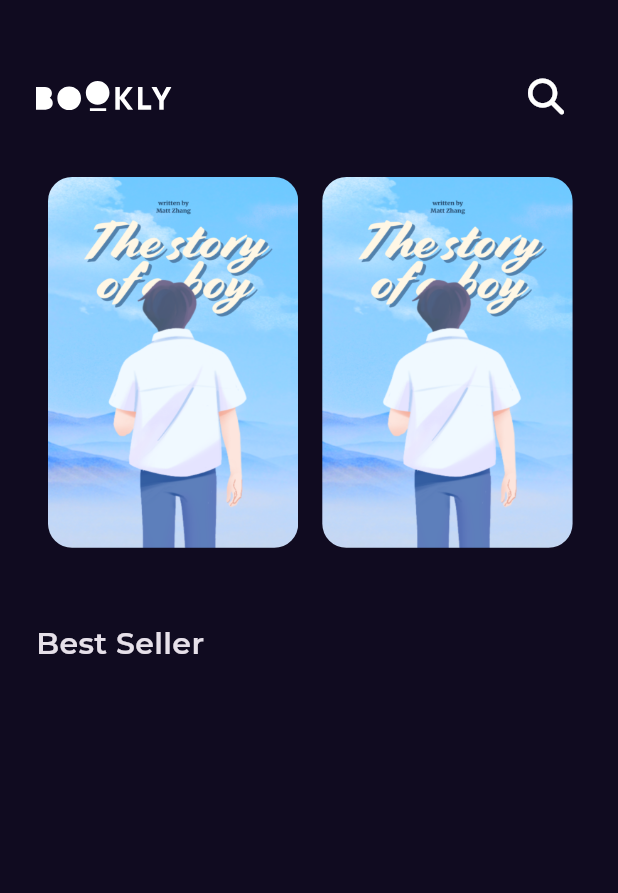
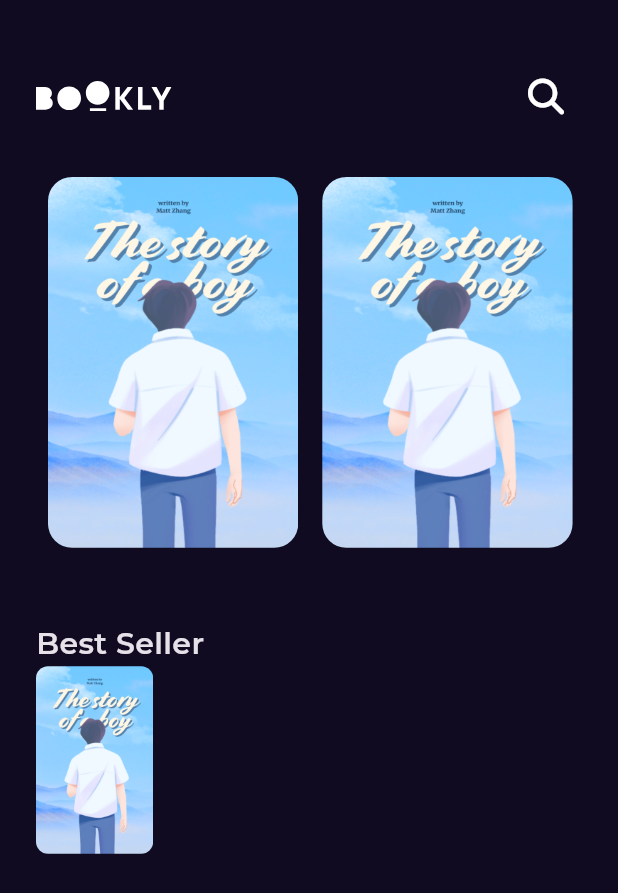
Before and after one commit to mano299/bookly, a Flutter app: the screen it shows after launch, on a phone screen of 412 x 824 dp. Shown: the top 893 px of the screen. Run offline on Flutter 3.47's test engine with Material 3 defaults, Android fonts, the phone set to English and light mode, and no system bars; our stand-ins replace flutter_svg, font_awesome_flutter, get, google_fonts.

Commit message:
create bestSeller item part 1

```diff
--- /dev/null
+++ b/lib/features/home/presention/widgets/best_seller_list_view_item.dart
@@ -0,0 +1,31 @@
+import 'package:bookly/core/utils/assets.dart';
+import 'package:flutter/material.dart';
+
+class BestSellerListViewItem extends StatelessWidget {
+  const BestSellerListViewItem({super.key});
+
+  @override
+  Widget build(BuildContext context) {
+    return SizedBox(
+      height: 125,
+      child: Row(
+        children: [
+          AspectRatio(
+            aspectRatio: 2.5 / 4,
+            child: Container(
+              decoration: BoxDecoration(
+                borderRadius: BorderRadius.circular(8),
+                image: DecorationImage(
+                  fit: BoxFit.fill,
+                  image: AssetImage(
+                    AssetsData.testPhoto,
+                  ),
+                ),
+              ),
+            ),
+          ),
+        ],
+      ),
+    );
+  }
+}
--- a/lib/features/home/presention/widgets/home_view_body.dart
+++ b/lib/features/home/presention/widgets/home_view_body.dart
@@ -1,8 +1,9 @@
 import 'package:bookly/core/utils/styles.dart';
+import 'package:bookly/features/home/presention/widgets/best_seller_list_view_item.dart';
 import 'package:bookly/features/home/presention/widgets/custom_home_app_bar.dart';
 import 'package:flutter/material.dart';
 
-import 'custom_list_view.dart';
+import 'featured_list_view.dart';
 
 class HomeViewBody extends StatelessWidget {
   const HomeViewBody({
@@ -23,6 +24,7 @@ class HomeViewBody extends StatelessWidget {
             'Best Seller',
             style: Styles.titleMedium,
           ),
+          BestSellerListViewItem(),
         ],
       ),
     );
```
Also changed, not shown: lib/features/home/presention/widgets/featured_list_view.dart (renamed from lib/features/home/presention/widgets/custom_list_view.dart).
